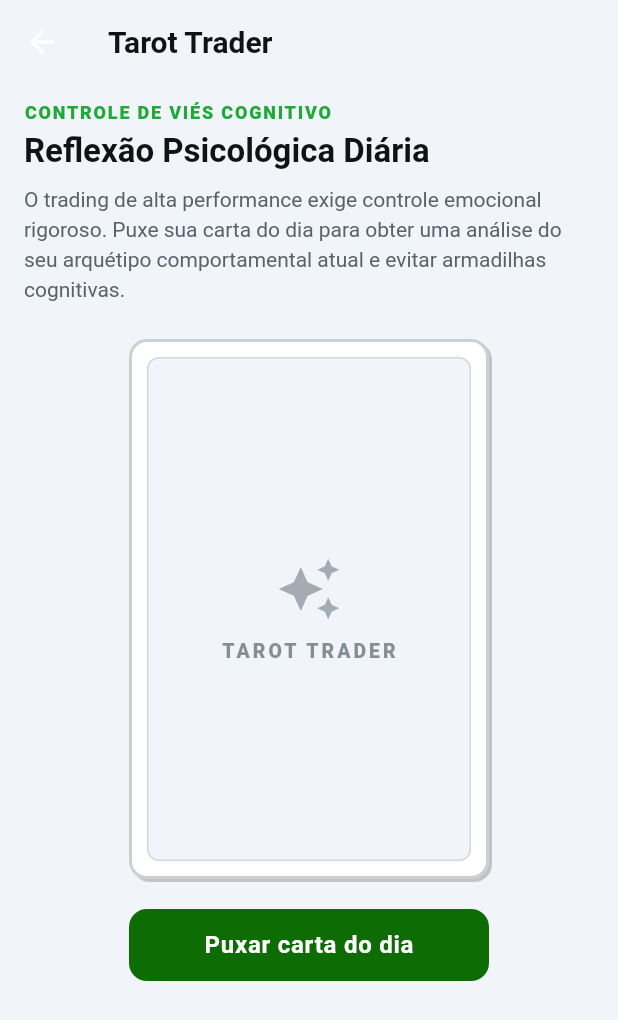
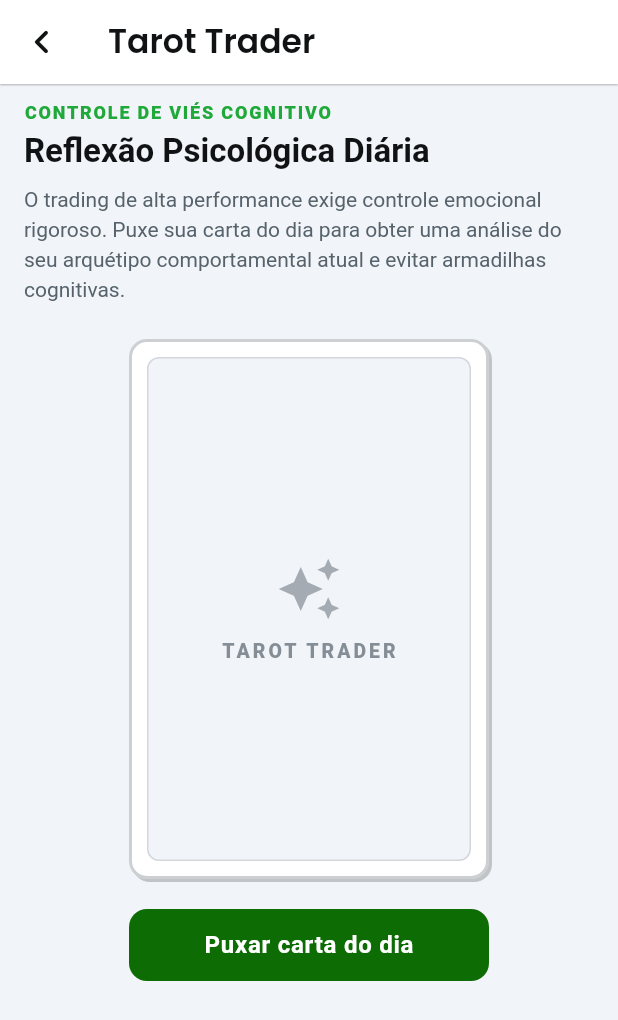
Before and after one commit to tradingplan/price_action_master, a Flutter app: the TarotWidget screen opened directly, on a phone screen of 412 x 824 dp. Shown: the top 1020 px of the screen. Run offline on Flutter 3.47's test engine with Material 3 defaults, Android fonts, the phone set to English and light mode, and no system bars; our stand-ins replace auto_size_text, cached_network_image, cloud_firestore, firebase_core, flutter_animate, flutter_spinkit and 8 more; missing offline and left inert: json_path; accounts and stored records are empty.

Commit message:
fix: back button icon color and style in Tarot Trader app bar

```diff
--- a/lib/pages/tarot/tarot_widget.dart
+++ b/lib/pages/tarot/tarot_widget.dart
@@ -179,18 +179,34 @@ class _TarotWidgetState extends State<TarotWidget> with SingleTickerProviderStat
         key: scaffoldKey,
         backgroundColor: FlutterFlowTheme.of(context).primaryBackground,
         appBar: AppBar(
-          backgroundColor: FlutterFlowTheme.of(context).primaryBackground,
-          automaticallyImplyLeading: true,
+          backgroundColor: FlutterFlowTheme.of(context).secondaryBackground,
+          automaticallyImplyLeading: false,
+          leading: InkWell(
+            splashColor: Colors.transparent,
+            focusColor: Colors.transparent,
+            hoverColor: Colors.transparent,
+            highlightColor: Colors.transparent,
+            onTap: () async {
+              context.pop();
+            },
+            child: Icon(
+              Icons.chevron_left_rounded,
+              color: FlutterFlowTheme.of(context).primaryText,
+              size: 32.0,
+            ),
+          ),
           title: Text(
             'Tarot Trader',
-            style: TextStyle(
-              color: FlutterFlowTheme.of(context).primaryText,
-              fontSize: 20.0,
-              fontWeight: FontWeight.w700,
-            ),
+            style: FlutterFlowTheme.of(context).headlineMedium.override(
+                  fontFamily: FlutterFlowTheme.of(context).headlineMediumFamily,
+                  color: FlutterFlowTheme.of(context).primaryText,
+                  fontSize: 22.0,
+                  letterSpacing: 0.0,
+                  useGoogleFonts: !FlutterFlowTheme.of(context).headlineMediumIsCustom,
+                ),
           ),
           centerTitle: false,
-          elevation: 0.0,
+          elevation: 0.5,
         ),
         body: SafeArea(
           top: true,
```
